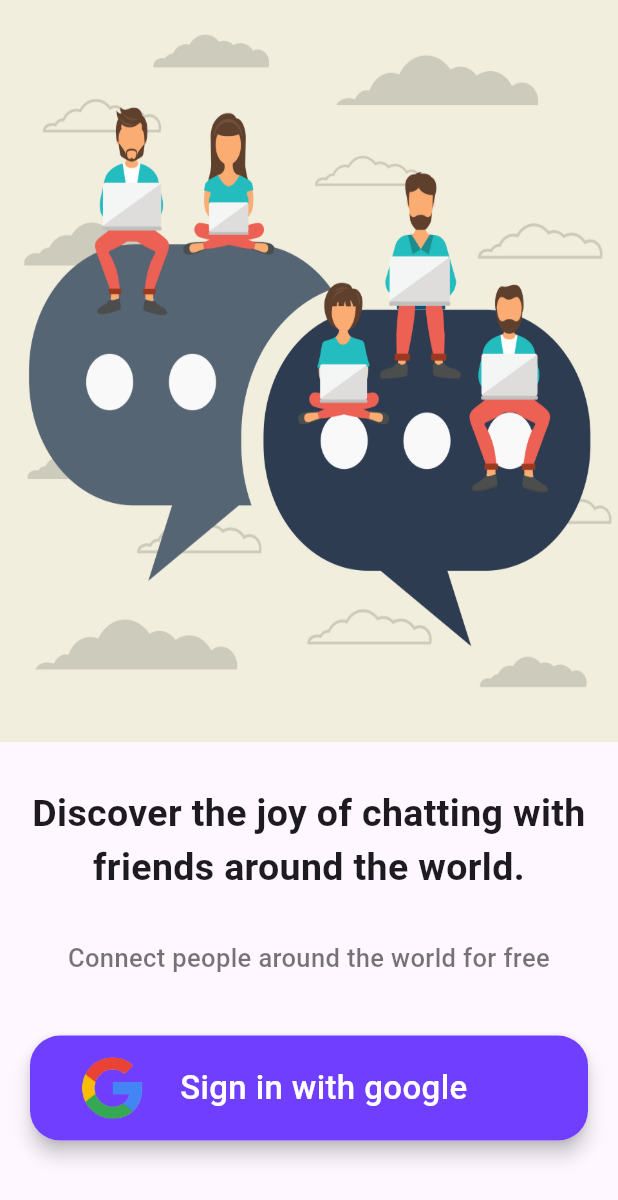
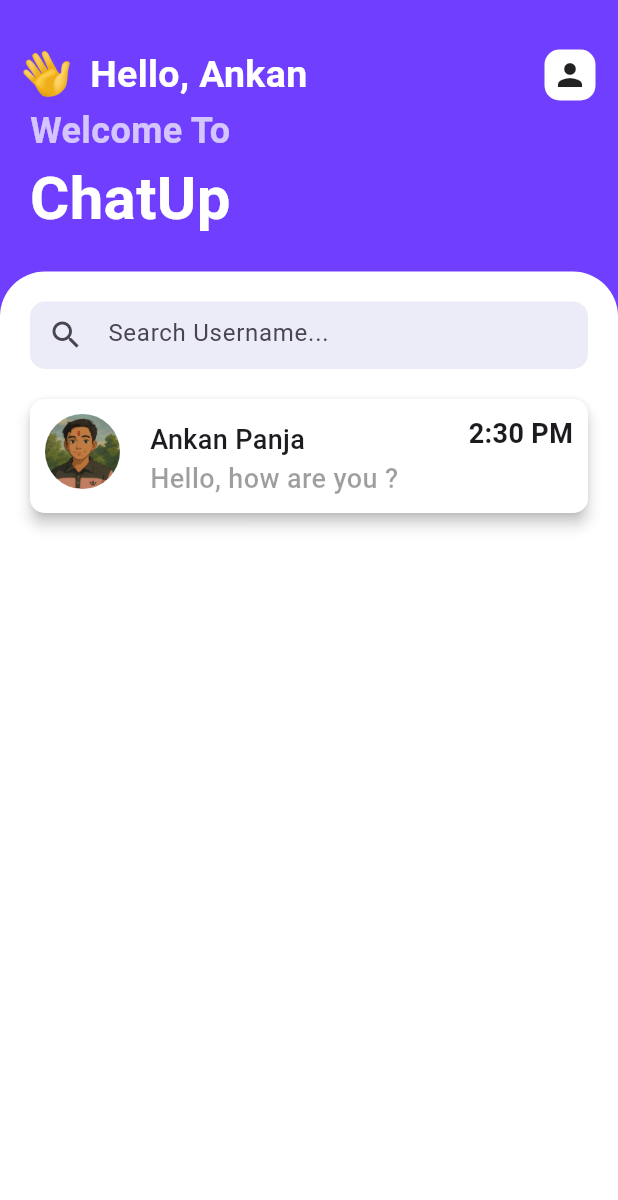
Before and after one commit to ankan2011/Chatting-App, a Flutter app: the screen it shows after launch, on a phone screen of 412 x 824 dp. Shown: the top 1200 px of the screen. Run offline on Flutter 3.47's test engine with Material 3 defaults, Android fonts, the phone set to English and light mode, and no system bars.

Commit message:
Add assets & home page

```diff
--- a/lib/main.dart
+++ b/lib/main.dart
@@ -1,3 +1,4 @@
+import 'package:chat_app/pages/home.dart';
 import 'package:chat_app/pages/onbording.dart';
 import 'package:flutter/material.dart';
 
@@ -17,7 +18,7 @@ class MyApp extends StatelessWidget {
       theme: ThemeData(
         useMaterial3: true,
       ),
-      home: Onbording(),
+      home: Home(),
     );
   }
 }
--- /dev/null
+++ b/lib/pages/home.dart
@@ -0,0 +1,168 @@
+import 'package:chat_app/utils/colors.dart';
+import 'package:flutter/material.dart';
+
+class Home extends StatefulWidget {
+  const Home({super.key});
+
+  @override
+  State<Home> createState() => _HomeState();
+}
+
+class _HomeState extends State<Home> {
+  @override
+  Widget build(BuildContext context) {
+    return Scaffold(
+      backgroundColor: AppColors.primaryColor,
+      body: Container(
+        margin: EdgeInsets.only(top: 30),
+        child: Column(
+          crossAxisAlignment: CrossAxisAlignment.start,
+          children: [
+            Padding(
+              padding: const EdgeInsets.only(left: 10),
+              child: Row(
+                children: [
+                  Image.asset("assets/hi.png",
+                  height: 40,
+                  width: 40,
+                  fit: BoxFit.cover,),
+
+                  SizedBox(width: 10,),
+
+                  Text(
+                    textAlign: TextAlign.center,
+                    "Hello,",
+                    style: TextStyle(color: Colors.white,fontSize: 25,fontWeight: FontWeight.bold)
+                    ,),
+
+                  Text(
+                    textAlign: TextAlign.center,
+                    " Ankan",
+                    style: TextStyle(color: Colors.white,fontSize: 25,fontWeight: FontWeight.bold)
+                    ,),
+
+                  Spacer(),
+                  Container(
+                    padding: EdgeInsets.all(5),
+                    margin: EdgeInsets.only(right: 15),
+                    decoration: BoxDecoration(color: Colors.white,borderRadius: BorderRadius.circular(10)),
+                    child: Icon(Icons.person),
+                  ),
+                ],
+              ),
+            ),
+
+            Padding(
+              padding: const EdgeInsets.only(left: 20),
+              child: Text(
+                "Welcome To",
+                style: TextStyle(color: Colors.white70,
+                    fontSize: 24,fontWeight: FontWeight.bold)
+                ,),
+            ),
+
+            Padding(
+              padding: const EdgeInsets.only(left: 20),
+              child: Text(
+                textAlign: TextAlign.center,
+                "ChatUp",
+                style: TextStyle(color: Colors.white,
+                    fontSize: 40,fontWeight: FontWeight.bold),
+                ),
+            ),
+
+            SizedBox(height: 20,),
+
+            Expanded(
+              child: Container(
+                padding: EdgeInsets.only(left: 20,right: 20),
+                width: MediaQuery.of(context).size.width,
+                decoration: BoxDecoration(color: Colors.white,borderRadius: BorderRadius.only(
+                  topLeft: Radius.circular(30),
+                  topRight: Radius.circular(30),
+                )),
+                child: Column(
+                  children: [
+                    SizedBox(height: 20,),
+                    Container(
+                      height: 45,
+                      decoration: BoxDecoration(color: Color(0xffececf8),borderRadius: BorderRadius.circular(10)),
+                      child: TextField(
+                        decoration: InputDecoration(
+                          border: InputBorder.none,
+                          prefixIcon: Icon(Icons.search),
+                          hintText: "Search Username...",
+                        ),
+                      ),
+                    ),
+
+                    SizedBox(height: 20,),
+
+                    Material(
+                      elevation: 4.0,
+                        borderRadius: BorderRadius.circular(10),
+                      child: Container(
+                        padding: EdgeInsets.all(10),
+                        // padding: EdgeInsets.only(top: 10,left: 4,right: 4,bottom: 10),
+                        decoration: BoxDecoration(color: Colors.white,borderRadius: BorderRadius.circular(10)),
+                        width: MediaQuery.of(context).size.width,
+                        child: Row(
+                          crossAxisAlignment: CrossAxisAlignment.start,
+                          children: [
+                            ClipRRect(
+                              borderRadius: BorderRadius.circular(50),
+                              child: Image.asset("assets/ankan.png",
+                              fit: BoxFit.cover,
+                              height: 50,
+                              width: 50,
+                              ),
+                            ),
+
+                            SizedBox(width: 20,),
+
+                            Column(
+                              crossAxisAlignment: CrossAxisAlignment.start,
+                              mainAxisAlignment: MainAxisAlignment.center ,
+                              children: [
+                                SizedBox(height: 4,),
+                                Text(
+                                  "Ankan Panja",
+                                  style: TextStyle(
+                                      fontSize: 18,fontWeight: FontWeight.w500),
+                                  ),
+
+                                Text(overflow: TextOverflow.ellipsis,
+                                  maxLines: 1,
+                                  "Hello, how are you ?",
+                                  style: TextStyle(
+                                    color: Colors.black38,
+                                      fontSize: 18,fontWeight: FontWeight.w500)
+                                  ,),
+                              ],
+                            ),
+
+                            Spacer(),
+                            Text(
+                              "2:30 PM",
+                              textAlign: TextAlign.center,
+                              style: TextStyle(
+                                  fontSize: 18,fontWeight: FontWeight.bold)
+                              ,),
+
+
+                          ],
+                        ),
+                      ),
+                    )
+                  ],
+                ),
+              ),
+            )
+
+
+          ],
+        ),
+      ),
+    );
+  }
+}
--- a/lib/pages/onbording.dart
+++ b/lib/pages/onbording.dart
@@ -39,7 +39,8 @@ class _OnbordingState extends State<Onbording> {
                     child: Text(
                       textAlign: TextAlign.center,
                       "Connect people around the world for free",
-                      style: TextStyle(color: Colors.black54,fontSize: 17,fontWeight: FontWeight.w500),),
+                      style: TextStyle(color: Colors.black54,fontSize: 17,fontWeight: FontWeight.w500)
+                      ,),
                   ),
 
                   SizedBox(height: 40,),
```
Also changed, not shown: assets/ankan.png (added), assets/ankan1.png (added), assets/hello.png (added), assets/hi.png (added).
